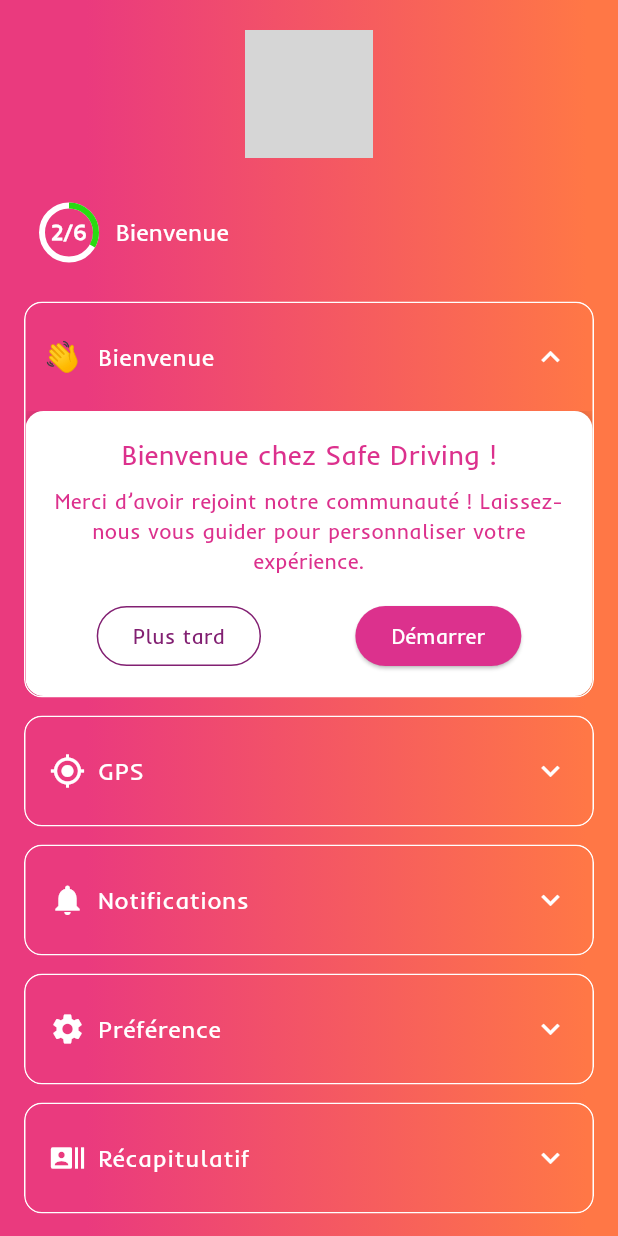
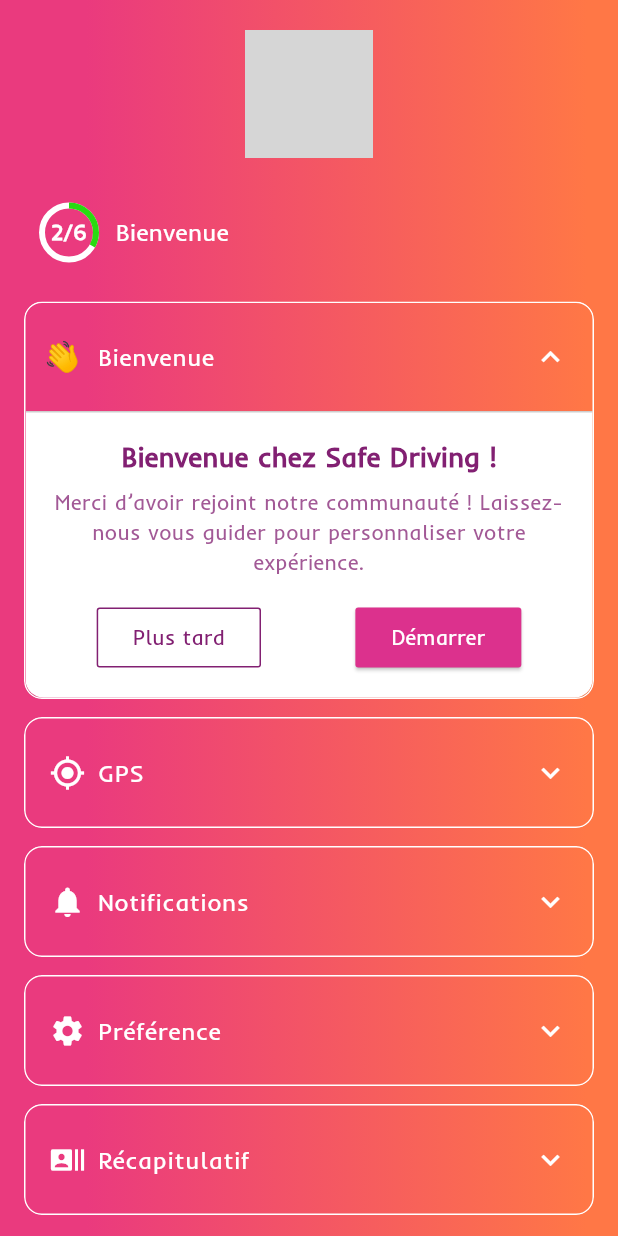
Before and after one commit to Tokiarivelo/safe-driving, a Flutter app: the screen it shows after launch, after a tap on "Je suis utilisateur", on a phone screen of 412 x 824 dp. Run offline on Flutter 3.47's test engine with Material 3 defaults, Android fonts, the phone set to English and light mode, and no system bars; our stand-ins replace flutter_dotenv, flutter_svg, graphql_flutter; accounts and stored records are empty; grey boxes are pictures that could not be loaded.

Commit message:
feat: changing colors, making container more stylish

```diff
--- a/apps/mobile/lib/shared/widgets/customs/interactive_menu_widget.dart
+++ b/apps/mobile/lib/shared/widgets/customs/interactive_menu_widget.dart
@@ -201,8 +201,14 @@ class InteractiveMenuWidgetState extends State<InteractiveMenuWidget> {
             width: double.infinity,
             decoration: BoxDecoration(
               color: AppColors.secondBackgroundColor,
-              borderRadius: BorderRadius.circular(12),
-              boxShadow: [BoxShadow(color: AppColors.blur, blurRadius: 6)],
+              borderRadius: const BorderRadius.only(
+                bottomLeft: Radius.circular(12),
+                bottomRight: Radius.circular(12),
+              ),
+              border: Border(
+                top: BorderSide(color: AppColors.blur, width: 1),
+              ),
+              boxShadow: [BoxShadow(color: AppColors.blur, blurRadius: 15)],
             ),
             padding: const EdgeInsets.all(16),
             child: _buildStepContent(step),
@@ -270,18 +276,22 @@ class InteractiveMenuWidgetState extends State<InteractiveMenuWidget> {
 
       case 2:
         return Column(
+          crossAxisAlignment: CrossAxisAlignment.center,
           children: [
             Text(
               'Bienvenue chez Safe Driving !',
               style: TextStyle(
-                color: AppColors.fillButtonBackgorund,
+                color: AppColors.buttonWithoutBackGround,
+                fontWeight: FontWeight.w800,
                 fontSize: 18,
               ),
             ),
             const SizedBox(height: 8),
             Text(
               'Merci d’avoir rejoint notre communauté ! Laissez-nous vous guider pour personnaliser votre expérience.',
-              style: TextStyle(color: AppColors.fillButtonBackgorund),
+              style: TextStyle(
+                color: AppColors.buttonWithoutBackGround.withAlpha(190),
+              ),
               textAlign: TextAlign.center,
             ),
             const SizedBox(height: 16),
@@ -292,6 +302,9 @@ class InteractiveMenuWidgetState extends State<InteractiveMenuWidget> {
                   style: OutlinedButton.styleFrom(
                     backgroundColor: AppColors.secondBackgroundColor,
                     side: BorderSide(color: AppColors.buttonWithoutBackGround),
+                    shape: RoundedRectangleBorder(
+                      borderRadius: BorderRadius.circular(2),
+                    ),
                   ),
                   onPressed: () => setState(() => _currentStep = 3),
                   child: Text(
@@ -302,6 +315,9 @@ class InteractiveMenuWidgetState extends State<InteractiveMenuWidget> {
                 ElevatedButton(
                   style: ElevatedButton.styleFrom(
                     backgroundColor: AppColors.fillButtonBackgorund,
+                    shape: RoundedRectangleBorder(
+                      borderRadius: BorderRadius.circular(2),
+                    ),
                   ),
                   onPressed: () => setState(() => _currentStep = 3),
                   child: const Text(
@@ -322,35 +338,46 @@ class InteractiveMenuWidgetState extends State<InteractiveMenuWidget> {
               'Où êtes-vous ?',
               style: TextStyle(
                 fontSize: 20,
-                fontWeight: FontWeight.bold,
+                fontWeight: FontWeight.w800,
                 color: AppColors.buttonWithoutBackGround,
               ),
             ),
             const SizedBox(height: 8),
             Text(
-              'Pour vous proposer les véhicules les plus proches, autorisez l’accès à votre position. C’est rapide et sécurisé.',
-              style: TextStyle(color: AppColors.fillButtonBackgorund),
+              'Pour vous proposer les véhicules les plus proches, autorisez l\'accès à votre position. C\'est rapide et sécurisé.',
+              style: TextStyle(color: AppColors.buttonWithoutBackGround.withAlpha(190)),
             ),
             const SizedBox(height: 16),
-            RadioListTile<bool>(
+            Row(
+              children: [
+                Expanded(
+                  child: RadioListTile<bool>(
                     title: const Text('Plus tard'),
                     value: false,
                     groupValue: _gpsEnabled,
                     activeColor: AppColors.buttonWithoutBackGround,
                     onChanged: (v) => setState(() => _gpsEnabled = v!),
                   ),
-            RadioListTile<bool>(
+                ),
+                Expanded(
+                  child: RadioListTile<bool>(
                     title: const Text('Activer'),
                     value: true,
                     groupValue: _gpsEnabled,
                     activeColor: AppColors.buttonWithoutBackGround,
                     onChanged: (v) => setState(() => _gpsEnabled = v!),
                   ),
+                ),
+              ],
+            ),
             const SizedBox(height: 8),
             Center(
               child: ElevatedButton(
                 style: ElevatedButton.styleFrom(
                   backgroundColor: AppColors.fillButtonBackgorund,
+                  shape: RoundedRectangleBorder(
+                    borderRadius: BorderRadius.circular(2),
+                  ),
                 ),
                 onPressed: () => setState(() => _currentStep = 4),
                 child: const Text(
@@ -370,35 +397,46 @@ class InteractiveMenuWidgetState extends State<InteractiveMenuWidget> {
               'Restez informé',
               style: TextStyle(
                 fontSize: 20,
-                fontWeight: FontWeight.bold,
+                fontWeight: FontWeight.w800,
                 color: AppColors.buttonWithoutBackGround,
               ),
             ),
             const SizedBox(height: 8),
             Text(
-              'Choisissez de recevoir des alertes en temps réel sur l’arrivée de votre chauffeur et l’état de votre trajet.',
-              style: TextStyle(color: AppColors.fillButtonBackgorund),
+              'Choisissez de recevoir des alertes en temps réel sur l\'arrivée de votre chauffeur et l\'état de votre trajet.',
+              style: TextStyle(color: AppColors.buttonWithoutBackGround.withAlpha(190)),
             ),
             const SizedBox(height: 16),
-            RadioListTile<bool>(
+            Row(
+              children: [
+                Expanded(
+                  child: RadioListTile<bool>(
                     title: const Text('Plus tard'),
                     value: false,
                     groupValue: _notifEnabled,
                     activeColor: AppColors.buttonWithoutBackGround,
                     onChanged: (v) => setState(() => _notifEnabled = v!),
                   ),
-            RadioListTile<bool>(
+                ),
+                Expanded(
+                  child: RadioListTile<bool>(
                     title: const Text('Activer'),
                     value: true,
                     groupValue: _notifEnabled,
                     activeColor: AppColors.buttonWithoutBackGround,
                     onChanged: (v) => setState(() => _notifEnabled = v!),
                   ),
+                ),
+              ],
+            ),
             const SizedBox(height: 8),
             Center(
               child: ElevatedButton(
                 style: ElevatedButton.styleFrom(
                   backgroundColor: AppColors.fillButtonBackgorund,
+                  shape: RoundedRectangleBorder(
+                    borderRadius: BorderRadius.circular(2),
+                  ),
                 ),
                 onPressed: () => setState(() => _currentStep = 5),
                 child: const Text(
@@ -418,14 +456,14 @@ class InteractiveMenuWidgetState extends State<InteractiveMenuWidget> {
               'Faites-le à votre façon',
               style: TextStyle(
                 fontSize: 20,
-                fontWeight: FontWeight.bold,
+                fontWeight: FontWeight.w800,
                 color: AppColors.buttonWithoutBackGround,
               ),
             ),
             const SizedBox(height: 8),
             Text(
               'Sélectionnez vos modes de transport favoris et activez le thème sombre si vous préférez une expérience plus douce pour les yeux.',
-              style: TextStyle(color: AppColors.fillButtonBackgorund),
+              style: TextStyle(color: AppColors.buttonWithoutBackGround.withAlpha(190)),
             ),
             const SizedBox(height: 16),
             Text(
@@ -490,6 +528,9 @@ class InteractiveMenuWidgetState extends State<InteractiveMenuWidget> {
                   style: OutlinedButton.styleFrom(
                     backgroundColor: AppColors.secondBackgroundColor,
                     side: BorderSide(color: AppColors.buttonWithoutBackGround),
+                    shape: RoundedRectangleBorder(
+                      borderRadius: BorderRadius.circular(2),
+                    ),
                   ),
                   onPressed: () => setState(() => _currentStep = 6),
                   child: Text(
@@ -500,6 +541,9 @@ class InteractiveMenuWidgetState extends State<InteractiveMenuWidget> {
                 ElevatedButton(
                   style: ElevatedButton.styleFrom(
                     backgroundColor: AppColors.fillButtonBackgorund,
+                    shape: RoundedRectangleBorder(
+                      borderRadius: BorderRadius.circular(2),
+                    ),
                   ),
                   onPressed: () => setState(() => _currentStep = 6),
                   child: const Text(
@@ -520,14 +564,14 @@ class InteractiveMenuWidgetState extends State<InteractiveMenuWidget> {
               'Tout est prêt !',
               style: TextStyle(
                 fontSize: 20,
-                fontWeight: FontWeight.bold,
+                fontWeight: FontWeight.w800,
                 color: AppColors.buttonWithoutBackGround,
               ),
             ),
             const SizedBox(height: 8),
             Text(
               'Voilà un résumé de vos choix. Vous pouvez toujours les modifier plus tard dans les paramètres. Prêt·e à démarrer ?',
-              style: TextStyle(color: AppColors.fillButtonBackgorund),
+              style: TextStyle(color: AppColors.buttonWithoutBackGround.withAlpha(190)),
             ),
             const SizedBox(height: 16),
             SwitchListTile(
@@ -559,6 +603,9 @@ class InteractiveMenuWidgetState extends State<InteractiveMenuWidget> {
                   style: OutlinedButton.styleFrom(
                     backgroundColor: AppColors.secondBackgroundColor,
                     side: BorderSide(color: AppColors.buttonWithoutBackGround),
+                    shape: RoundedRectangleBorder(
+                      borderRadius: BorderRadius.circular(2),
+                    ),
                   ),
                   onPressed: () => setState(() => _currentStep = 1),
                   child: Text(
@@ -569,6 +616,9 @@ class InteractiveMenuWidgetState extends State<InteractiveMenuWidget> {
                 ElevatedButton(
                   style: ElevatedButton.styleFrom(
                     backgroundColor: AppColors.fillButtonBackgorund,
+                    shape: RoundedRectangleBorder(
+                      borderRadius: BorderRadius.circular(2),
+                    ),
                   ),
                   onPressed: () {
                     //finale
--- a/apps/mobile/pubspec.yaml
+++ b/apps/mobile/pubspec.yaml
@@ -29,6 +29,7 @@ flutter:
   # Configuration pour la génération automatique des fichiers de localisation
   generate: true
   assets:
+    - .env
     - assets/img/social/google.png
     - assets/img/social/facebook.png
     - assets/logo/logo.svg
```
Lines whose indentation alone changed are shown as unchanged.
